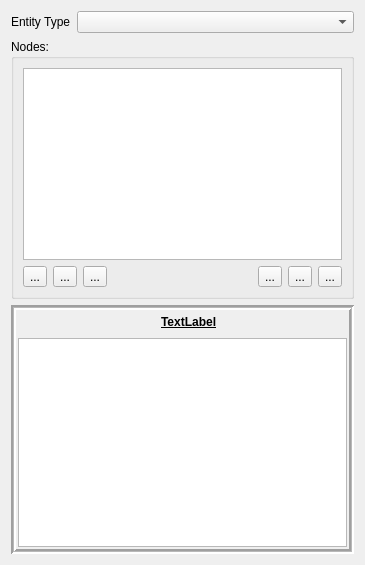
Qt form Editor/src/Items/Entity/EntityWidget.ui (GameOverture/HarmonyEngine) before a commit.
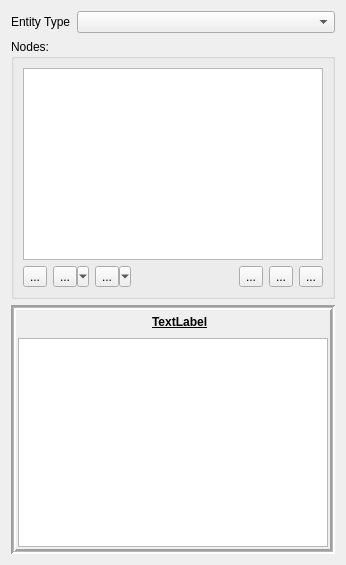
The same form after that commit. Icons and pictures are not drawn. Custom widgets are drawn as their Qt base class.

Commit message: When mouse hover over the harmony widget in the editor, the default cursor will be the arrow, and no longer the drawing cross

The edit to the form file:
```diff
--- a/Editor/src/Items/Entity/EntityWidget.ui
+++ b/Editor/src/Items/Entity/EntityWidget.ui
@@ -6,7 +6,7 @@
    <rect>
     <x>0</x>
     <y>0</y>
-    <width>365</width>
+    <width>346</width>
     <height>565</height>
    </rect>
   </property>
@@ -67,7 +67,7 @@
              <string>...</string>
             </property>
             <property name="popupMode">
-             <enum>QToolButton::DelayedPopup</enum>
+             <enum>QToolButton::MenuButtonPopup</enum>
             </property>
            </widget>
           </item>
@@ -77,7 +77,7 @@
              <string>...</string>
             </property>
             <property name="popupMode">
-             <enum>QToolButton::DelayedPopup</enum>
+             <enum>QToolButton::MenuButtonPopup</enum>
             </property>
            </widget>
           </item>
```
The commit also changes 2 other files.
